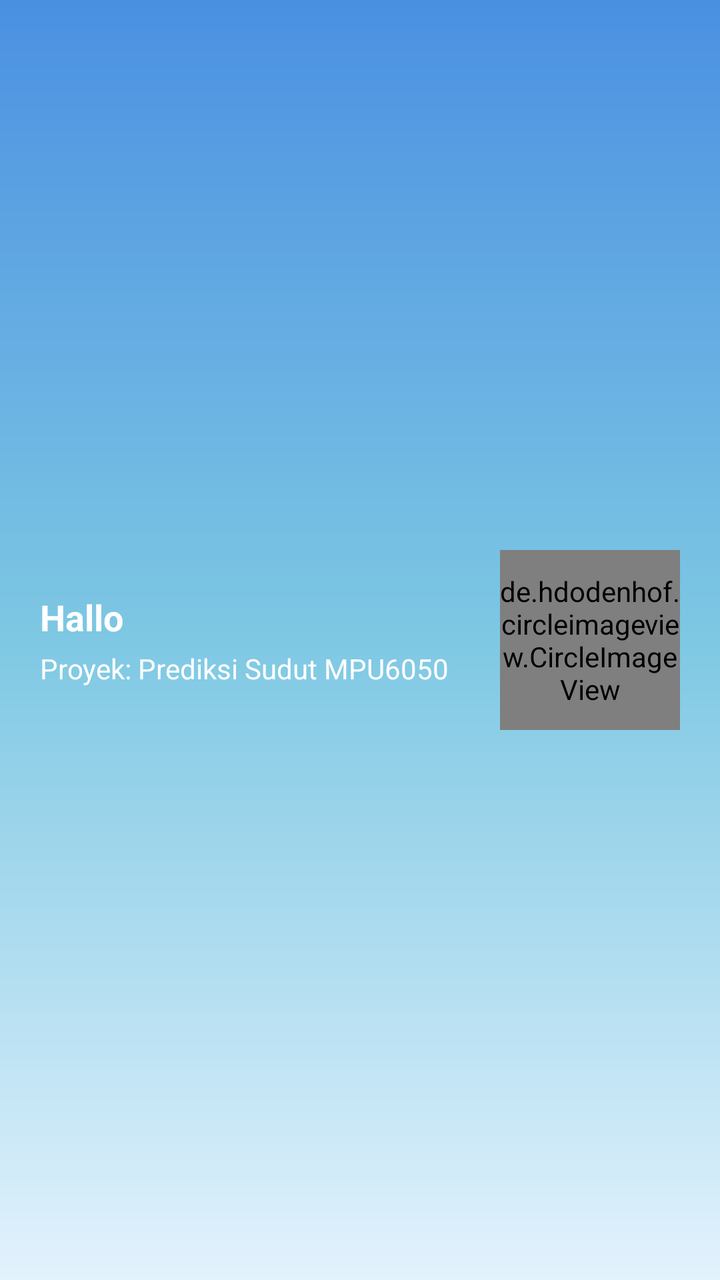
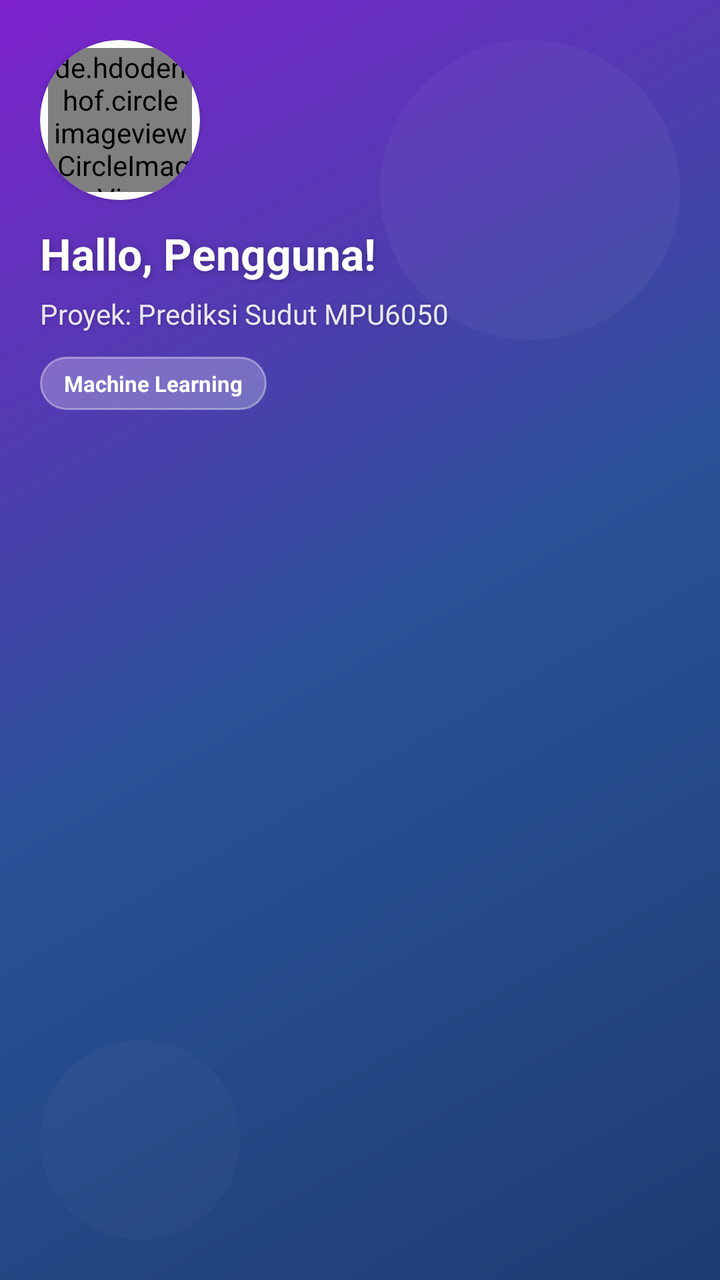

Two renders of the same Android screen: before a commit and after it. Below are the layout's source before the change and the commit's diff.
<!-- AndroidManifest.xml: application theme Theme.NajwaBelajarNavigationDrawer -->
<!-- res/layout/header.xml -->
<?xml version="1.0" encoding="utf-8"?>
<LinearLayout
    xmlns:android="http://schemas.android.com/apk/res/android"
    xmlns:app="http://schemas.android.com/apk/res-auto"
    android:layout_width="match_parent"
    android:layout_height="180dp"
    android:background="@drawable/bg_gradient"
    android:orientation="horizontal"
    android:gravity="center_vertical"
    android:paddingHorizontal="20dp"
    android:paddingTop="16dp"
    android:paddingBottom="16dp">

    <LinearLayout
        android:layout_width="0dp"
        android:layout_height="wrap_content"
        android:layout_weight="1"
        android:orientation="vertical">

        <TextView
            android:id="@+id/nama_pengguna"
            android:layout_width="wrap_content"
            android:layout_height="wrap_content"
            android:text="Hallo"
            android:textColor="@color/putih"
            android:textStyle="bold"
            android:textSize="18sp" />

        <TextView
            android:id="@+id/prodi"
            android:layout_width="wrap_content"
            android:layout_height="wrap_content"
            android:text="Proyek: Prediksi Sudut MPU6050"
            android:textColor="@color/putih"
            android:textSize="14sp"
            android:layout_marginTop="4dp" />
    </LinearLayout>

    <de.hdodenhof.circleimageview.CircleImageView
        android:id="@+id/foto_profile"
        android:layout_width="90dp"
        android:layout_height="90dp"
        android:layout_marginStart="16dp"
        android:src="@drawable/logo_mpu6050"
        app:civ_border_color="@color/putih"
        app:civ_border_width="2dp" />

</LinearLayout>
<!-- resources referenced by this layout -->
<resources>
  <color name="putih">#FFFFFFFF</color>
  <!-- drawable bg_gradient (drawable) -->
  <?xml version="1.0" encoding="utf-8"?>
  <shape xmlns:android="http://schemas.android.com/apk/res/android"
      android:shape="rectangle">
      <gradient
          android:startColor="@color/gradien_awal"
          android:centerColor="@color/gradien_tengah"
          android:endColor="@color/gradien_akhir"
          android:angle="270"
          android:type="linear"
          android:useLevel="false" />
  </shape>
  <!-- drawable logo_mpu6050: png bitmap (drawable, 235890 bytes) -->
  <style name="Theme.NajwaBelajarNavigationDrawer" parent="Base.Theme.NajwaBelajarNavigationDrawer" />
  <color name="gradien_awal">#4A90E2</color>
  <color name="gradien_tengah">#7EC8E3</color>
  <color name="gradien_akhir">#E3F2FD</color>
  <style name="Base.Theme.NajwaBelajarNavigationDrawer" parent="Theme.Material3.DayNight.NoActionBar">
  
          <item name="colorPrimary">@color/biru_tua</item>
          <item name="colorPrimaryContainer">@color/biru_muda</item>
          <item name="colorOnPrimary">@android:color/white</item>
  
          <item name="android:windowBackground">@color/putih</item>
          <item name="android:statusBarColor">@color/biru_tua</item>
  
          <item name="windowActionBar">false</item>
          <item name="android:windowNoTitle">true</item>
      </style>
  <color name="biru_tua">#0D47A1</color>
  <color name="biru_muda">#42A5F5</color>
</resources>

<!-- the commit's change to res/layout/header.xml (unified diff, before → after) -->
@@ -1,48 +1,103 @@
 <?xml version="1.0" encoding="utf-8"?>
-<LinearLayout
+<androidx.constraintlayout.widget.ConstraintLayout
     xmlns:android="http://schemas.android.com/apk/res/android"
     xmlns:app="http://schemas.android.com/apk/res-auto"
     android:layout_width="match_parent"
-    android:layout_height="180dp"
-    android:background="@drawable/bg_gradient"
-    android:orientation="horizontal"
-    android:gravity="center_vertical"
-    android:paddingHorizontal="20dp"
-    android:paddingTop="16dp"
-    android:paddingBottom="16dp">
+    android:layout_height="200dp"
+    android:background="@drawable/bg_onboarding_gradient"
+    android:padding="20dp">
 
+    
+    <View
+        android:layout_width="150dp"
+        android:layout_height="150dp"
+        android:alpha="0.15"
+        android:background="@drawable/bg_wave_decoration"
+        app:layout_constraintEnd_toEndOf="parent"
+        app:layout_constraintTop_toTopOf="parent" />
+
+    <View
+        android:layout_width="100dp"
+        android:layout_height="100dp"
+        android:alpha="0.1"
+        android:background="@drawable/bg_wave_decoration"
+        app:layout_constraintBottom_toBottomOf="parent"
+        app:layout_constraintStart_toStartOf="parent" />
+
+    
+    <androidx.cardview.widget.CardView
+        android:id="@+id/profileCard"
+        android:layout_width="80dp"
+        android:layout_height="80dp"
+        android:elevation="8dp"
+        app:cardCornerRadius="40dp"
+        app:layout_constraintStart_toStartOf="parent"
+        app:layout_constraintTop_toTopOf="parent">
+
+        <FrameLayout
+            android:layout_width="match_parent"
+            android:layout_height="match_parent"
+            android:background="#30FFFFFF">
+
+            <de.hdodenhof.circleimageview.CircleImageView
+                android:id="@+id/foto_profile"
+                android:layout_width="match_parent"
+                android:layout_height="match_parent"
+                android:layout_margin="4dp"
+                android:src="@drawable/logo_mpu6050"
+                app:civ_border_color="@android:color/white"
+                app:civ_border_width="3dp" />
+        </FrameLayout>
+    </androidx.cardview.widget.CardView>
+
+    
     <LinearLayout
         android:layout_width="0dp"
         android:layout_height="wrap_content"
-        android:layout_weight="1"
-        android:orientation="vertical">
+        android:layout_marginTop="12dp"
+        android:orientation="vertical"
+        app:layout_constraintEnd_toEndOf="parent"
+        app:layout_constraintStart_toStartOf="parent"
+        app:layout_constraintTop_toBottomOf="@id/profileCard">
 
         <TextView
             android:id="@+id/nama_pengguna"
             android:layout_width="wrap_content"
             android:layout_height="wrap_content"
-            android:text="Hallo"
-            android:textColor="@color/putih"
-            android:textStyle="bold"
-            android:textSize="18sp" />
+            android:shadowColor="#40000000"
+            android:shadowDx="2"
+            android:shadowDy="2"
+            android:shadowRadius="8"
+            android:text="Hallo, Pengguna!"
+            android:textColor="@android:color/white"
+            android:textSize="22sp"
+            android:textStyle="bold" />
 
         <TextView
             android:id="@+id/prodi"
             android:layout_width="wrap_content"
             android:layout_height="wrap_content"
+            android:layout_marginTop="6dp"
+            android:shadowColor="#40000000"
+            android:shadowDx="1"
+            android:shadowDy="1"
+            android:shadowRadius="4"
             android:text="Proyek: Prediksi Sudut MPU6050"
-            android:textColor="@color/putih"
-            android:textSize="14sp"
-            android:layout_marginTop="4dp" />
+            android:textColor="#E0FFFFFF"
+            android:textSize="14sp" />
+
+        
+        <TextView
+            android:layout_width="wrap_content"
+            android:layout_height="wrap_content"
+            android:layout_marginTop="12dp"
+            android:background="@drawable/bg_search_button"
+            android:paddingHorizontal="12dp"
+            android:paddingVertical="6dp"
+            android:text="Machine Learning"
+            android:textColor="@android:color/white"
+            android:textSize="11sp"
+            android:textStyle="bold" />
     </LinearLayout>
 
-    <de.hdodenhof.circleimageview.CircleImageView
-        android:id="@+id/foto_profile"
-        android:layout_width="90dp"
-        android:layout_height="90dp"
-        android:layout_marginStart="16dp"
-        android:src="@drawable/logo_mpu6050"
-        app:civ_border_color="@color/putih"
-        app:civ_border_width="2dp" />
-
-</LinearLayout>
+</androidx.constraintlayout.widget.ConstraintLayout>
<!-- resource entries referenced after the edit -->
@@ -1,23 +1,33 @@
 <!-- resources referenced by this layout -->
 <resources>
-  <color name="putih">#FFFFFFFF</color>
-  <!-- drawable bg_gradient (drawable) -->
+  <!-- drawable bg_onboarding_gradient (drawable) -->
+  <?xml version="1.0" encoding="utf-8"?>
+  <shape xmlns:android="http://schemas.android.com/apk/res/android">
+      <gradient
+          android:angle="135"
+          android:startColor="#1e3c72"
+          android:centerColor="#2a5298"
+          android:endColor="#7e22ce"
+          android:type="linear" />
+  </shape>
+  <!-- drawable bg_search_button (drawable) -->
+  <?xml version="1.0" encoding="utf-8"?>
+  <shape xmlns:android="http://schemas.android.com/apk/res/android">
+      <solid android:color="#40FFFFFF" />
+      <corners android:radius="24dp" />
+      <stroke
+          android:width="1dp"
+          android:color="#60FFFFFF" />
+  </shape>
+  <!-- drawable bg_wave_decoration (drawable) -->
   <?xml version="1.0" encoding="utf-8"?>
   <shape xmlns:android="http://schemas.android.com/apk/res/android"
-      android:shape="rectangle">
-      <gradient
-          android:startColor="@color/gradien_awal"
-          android:centerColor="@color/gradien_tengah"
-          android:endColor="@color/gradien_akhir"
-          android:angle="270"
-          android:type="linear"
-          android:useLevel="false" />
+      android:shape="oval">
+      <solid android:color="#40FFFFFF" />
   </shape>
+  <color name="putih">#FFFFFFFF</color>
   <!-- drawable logo_mpu6050: png bitmap (drawable, 235890 bytes) -->
   <style name="Theme.NajwaBelajarNavigationDrawer" parent="Base.Theme.NajwaBelajarNavigationDrawer" />
-  <color name="gradien_awal">#4A90E2</color>
-  <color name="gradien_tengah">#7EC8E3</color>
-  <color name="gradien_akhir">#E3F2FD</color>
   <style name="Base.Theme.NajwaBelajarNavigationDrawer" parent="Theme.Material3.DayNight.NoActionBar">
   
           <item name="colorPrimary">@color/biru_tua</item>
